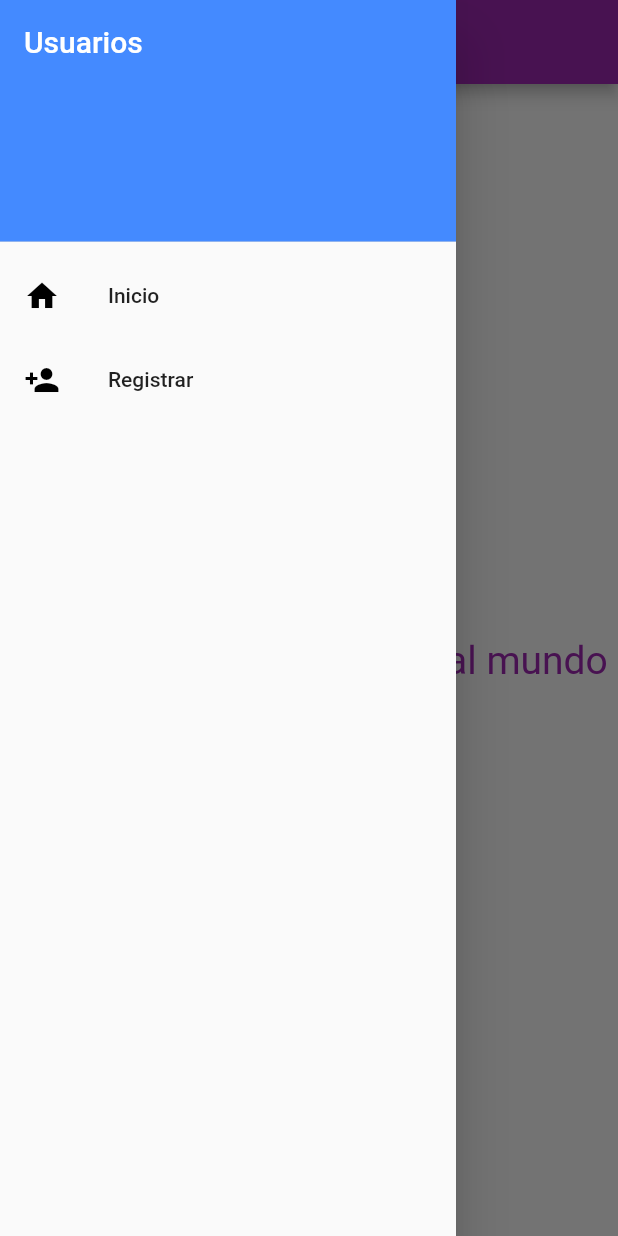
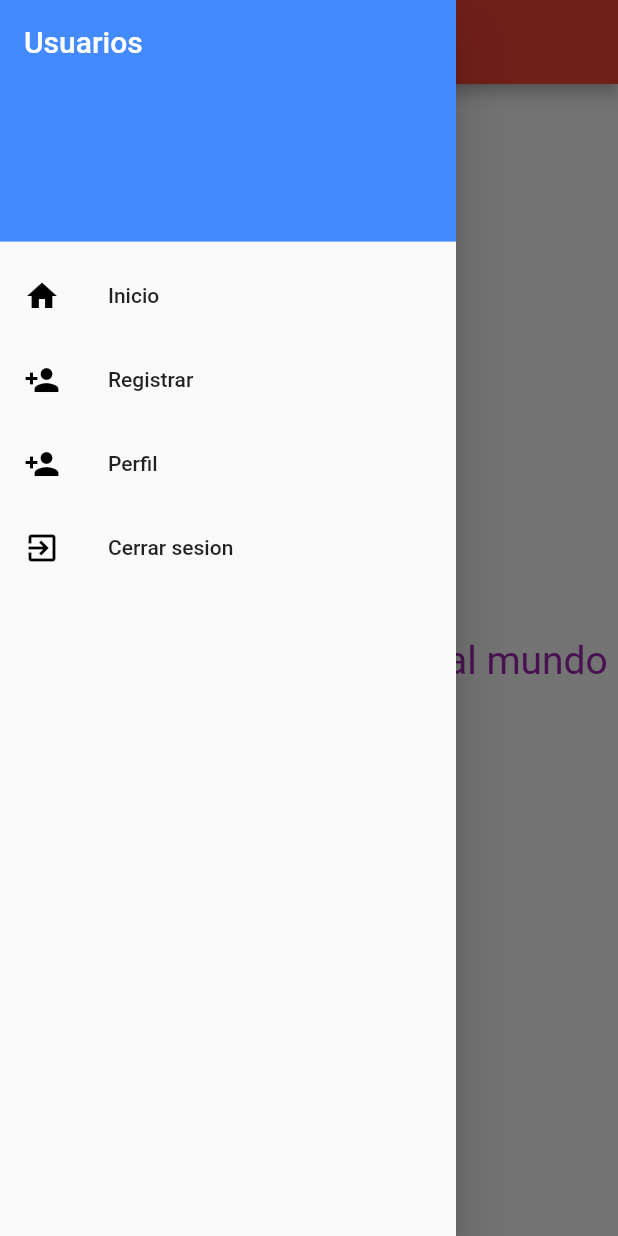
Before and after one commit to KevinTortoledoRodriguez/FlutterApp, a Flutter app: the screen it shows after launch, with the side drawer open, on a phone screen of 412 x 824 dp. Run offline on Flutter 3.47's test engine with Material 2 defaults, Android fonts, the phone set to English and light mode, and no system bars.

```diff
--- a/lib/main.dart
+++ b/lib/main.dart
@@ -10,7 +10,7 @@ class Usuarios extends StatelessWidget {
       debugShowCheckedModeBanner: false,
       title: 'Usuarios',
       theme: ThemeData(
-        primarySwatch: Colors.purple
+        primarySwatch: Colors.red
       ),
       home: HomePage(title: 'Usuarios'),
     );
--- a/lib/menu/menu_lateral.dart
+++ b/lib/menu/menu_lateral.dart
@@ -1,6 +1,7 @@
 import 'package:flutter/material.dart';
 import 'package:flutterapp/add/add_usuarios.dart';
 import 'package:flutterapp/main.dart';
+import 'package:flutterapp/profile/view_profile.dart';
 
 class MenuLateral extends StatefulWidget {
   @override
@@ -47,6 +48,23 @@ class Menu extends  State<MenuLateral> {
               onTap: () => Navigator.of(context).push(new PageRouteBuilder(
                 pageBuilder: (_,__,___) => new AddUsuarios(), ))
           ),
+          ListTile(
+              leading: new Icon(
+                  Icons.person_add,
+                  color: Colors.black
+              ),
+              title: Text('Perfil'),
+              onTap: () => Navigator.of(context).push(new PageRouteBuilder(
+                pageBuilder: (_,__,___) => new Profile(), ))
+          ),
+          ListTile(
+              leading: new Icon(
+                  Icons.exit_to_app,
+                  color: Colors.black
+              ),
+              title: Text('Cerrar sesion'),
+              onTap: () => Navigator.pop(context)
+          ),
         ],
       ),
     );
```
Also changed, not shown: lib/profile/view_profile.dart (added, +106 -0 lines).
